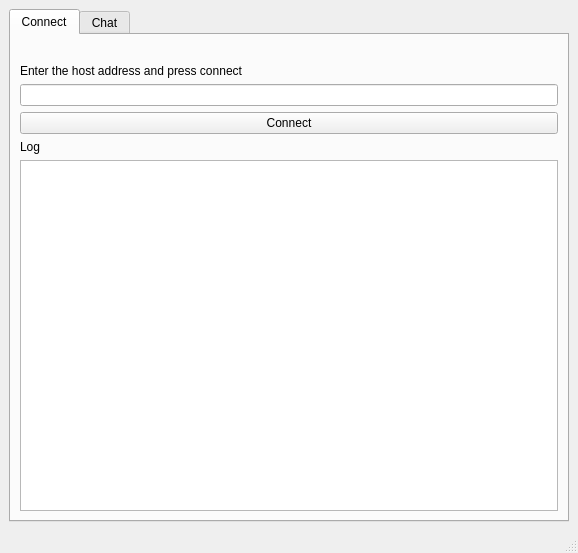
Before: the Qt Designer form client/src/mainwindow.ui in FileBin/ChatApp, drawn with Qt 5.
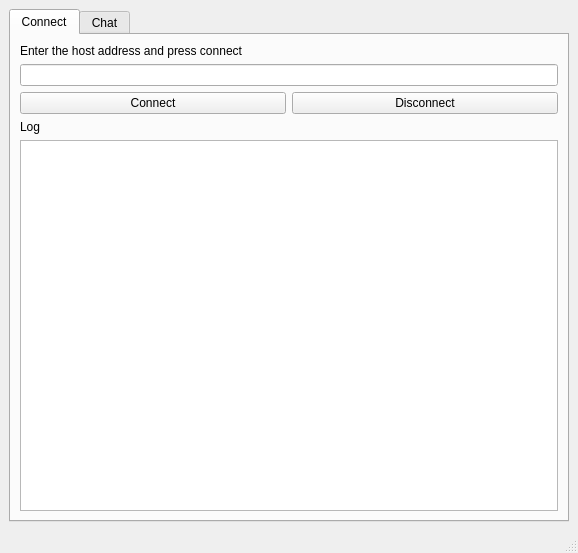
After: the same form once the commit is applied.

Diff of the .ui file:
```diff
--- a/client/src/mainwindow.ui
+++ b/client/src/mainwindow.ui
@@ -31,7 +31,7 @@
         <item row="0" column="0">
          <layout class="QGridLayout" name="gridLayout_2">
           <property name="topMargin">
-           <number>20</number>
+           <number>0</number>
           </property>
           <item row="2" column="0">
            <widget class="QPushButton" name="connectButton">
@@ -40,10 +40,17 @@
             </property>
            </widget>
           </item>
-          <item row="1" column="0">
+          <item row="2" column="1">
+           <widget class="QPushButton" name="disconnect">
+            <property name="text">
+             <string>Disconnect</string>
+            </property>
+           </widget>
+          </item>
+          <item row="1" column="0" colspan="2">
            <widget class="QLineEdit" name="hostAddressEdit"/>
           </item>
-          <item row="0" column="0">
+          <item row="0" column="0" colspan="2">
            <widget class="QLabel" name="label">
             <property name="text">
              <string>Enter the host address and press connect</string>
```
